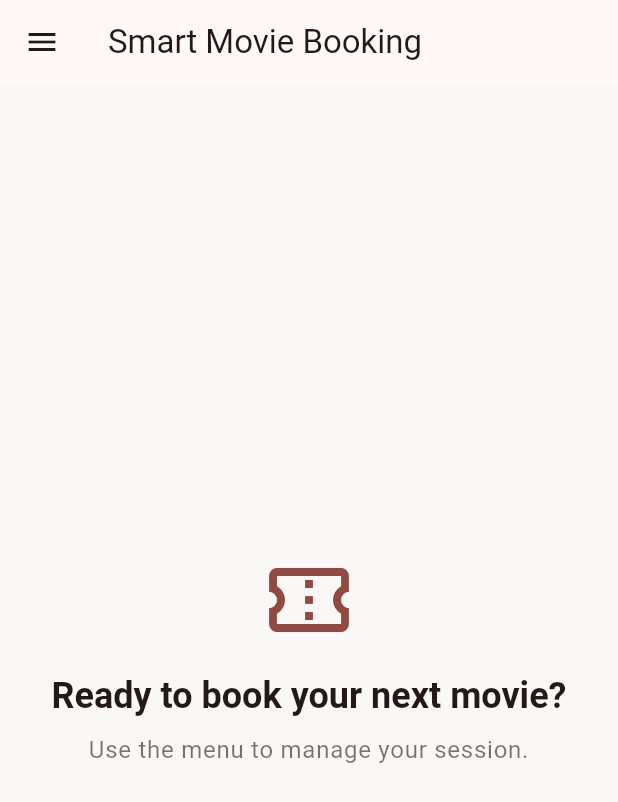
After one commit to Varshanath/Smart-Movie-Booking-app, a Flutter app: the HomePage screen opened by its route, on a phone screen of 412 x 824 dp. The commit adds this screen. Shown: the top 802 px of the screen. Run offline on Flutter 3.47's test engine with Material 3 defaults, Android fonts, the phone set to English and light mode, and no system bars.

Commit message:
chaned the front page ui

```diff
--- a/frontend/flutter_app/lib/app/app_routes.dart
+++ b/frontend/flutter_app/lib/app/app_routes.dart
@@ -1,4 +1,5 @@
 class AppRoutes {
   static const login = '/';
   static const register = '/register';
+  static const home = '/home';
 }
--- a/frontend/flutter_app/lib/app/smart_movie_booking_app.dart
+++ b/frontend/flutter_app/lib/app/smart_movie_booking_app.dart
@@ -2,6 +2,7 @@ import 'package:flutter/material.dart';
 
 import '../features/auth/login_page.dart';
 import '../features/auth/register_page.dart';
+import '../features/home/home_page.dart';
 import '../shared/theme/app_theme.dart';
 import 'app_routes.dart';
 
@@ -18,6 +19,7 @@ class SmartMovieBookingApp extends StatelessWidget {
       routes: {
         AppRoutes.login: (_) => const LoginPage(),
         AppRoutes.register: (_) => const RegisterPage(),
+        AppRoutes.home: (_) => const HomePage(),
       },
     );
   }
--- a/frontend/flutter_app/lib/features/auth/login_page.dart
+++ b/frontend/flutter_app/lib/features/auth/login_page.dart
@@ -87,8 +87,10 @@ class _LoginPageState extends State<LoginPage> {
                   if (_formKey.currentState?.validate() != true) {
                     return;
                   }
-                  ScaffoldMessenger.of(context).showSnackBar(
-                    const SnackBar(content: Text('Login ready for backend')),
+                  Navigator.pushNamedAndRemoveUntil(
+                    context,
+                    AppRoutes.home,
+                    (route) => false,
                   );
                 },
               ),
--- /dev/null
+++ b/frontend/flutter_app/lib/features/home/home_page.dart
@@ -0,0 +1,92 @@
+import 'package:flutter/material.dart';
+
+import '../../app/app_routes.dart';
+
+class HomePage extends StatelessWidget {
+  const HomePage({super.key});
+
+  @override
+  Widget build(BuildContext context) {
+    return Scaffold(
+      appBar: AppBar(
+        title: const Text('Smart Movie Booking'),
+      ),
+      drawer: Drawer(
+        child: SafeArea(
+          child: Column(
+            crossAxisAlignment: CrossAxisAlignment.stretch,
+            children: [
+              DrawerHeader(
+                decoration: BoxDecoration(
+                  color: Theme.of(context).colorScheme.primaryContainer,
+                ),
+                child: Column(
+                  crossAxisAlignment: CrossAxisAlignment.start,
+                  mainAxisAlignment: MainAxisAlignment.end,
+                  children: [
+                    Icon(
+                      Icons.local_movies_outlined,
+                      size: 42,
+                      color: Theme.of(context).colorScheme.primary,
+                    ),
+                    const SizedBox(height: 12),
+                    Text(
+                      'Movie bookings',
+                      style: Theme.of(context).textTheme.titleLarge?.copyWith(
+                            fontWeight: FontWeight.w700,
+                          ),
+                    ),
+                  ],
+                ),
+              ),
+              ListTile(
+                leading: const Icon(Icons.logout),
+                title: const Text('Logout'),
+                onTap: () {
+                  Navigator.pushNamedAndRemoveUntil(
+                    context,
+                    AppRoutes.login,
+                    (route) => false,
+                  );
+                },
+              ),
+            ],
+          ),
+        ),
+      ),
+      body: SafeArea(
+        child: Center(
+          child: Padding(
+            padding: const EdgeInsets.all(24),
+            child: Column(
+              mainAxisSize: MainAxisSize.min,
+              children: [
+                Icon(
+                  Icons.confirmation_number_outlined,
+                  size: 64,
+                  color: Theme.of(context).colorScheme.primary,
+                ),
+                const SizedBox(height: 16),
+                Text(
+                  'Ready to book your next movie?',
+                  textAlign: TextAlign.center,
+                  style: Theme.of(context).textTheme.headlineSmall?.copyWith(
+                        fontWeight: FontWeight.w700,
+                      ),
+                ),
+                const SizedBox(height: 8),
+                Text(
+                  'Use the menu to manage your session.',
+                  textAlign: TextAlign.center,
+                  style: Theme.of(context).textTheme.bodyLarge?.copyWith(
+                        color: Colors.black54,
+                      ),
+                ),
+              ],
+            ),
+          ),
+        ),
+      ),
+    );
+  }
+}
```
Also changed, not shown: 1 other file.
